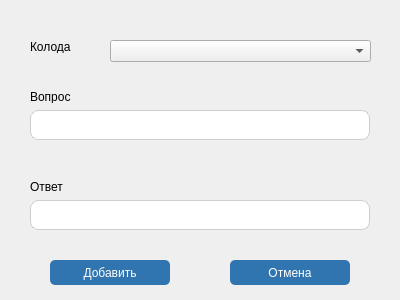
This is add_card/add_card.ui in vladislavvasyukov/Memorigo as Qt 5 draws it before an edit. The edited form follows.
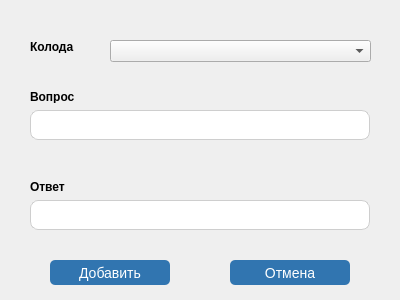
This is the edited form.

The edit to the form file:
```diff
--- a/add_card/add_card.ui
+++ b/add_card/add_card.ui
@@ -25,9 +25,8 @@
    <property name="styleSheet">
     <string notr="true">color: #fff;
 text-decoration: none; 
-user-select: none;
 background-color: #3175b0;
-fon-size: 14px;
+font-size: 14px;
 border-radius: 5px;</string>
    </property>
    <property name="text">
@@ -46,9 +45,8 @@
    <property name="styleSheet">
     <string notr="true">color: #fff;
 text-decoration: none; 
-user-select: none;
 background-color: #3175b0;
-fon-size: 14px;
+font-size: 14px;
 border-radius: 5px;</string>
    </property>
    <property name="text">
@@ -64,6 +62,10 @@
      <height>13</height>
     </rect>
    </property>
+   <property name="styleSheet">
+    <string notr="true">font-size: 12px;
+font-weight: 900;</string>
+   </property>
    <property name="text">
     <string>Вопрос</string>
    </property>
@@ -77,6 +79,10 @@
      <height>13</height>
     </rect>
    </property>
+   <property name="styleSheet">
+    <string notr="true">font-size: 12px;
+font-weight: 900;</string>
+   </property>
    <property name="text">
     <string>Ответ</string>
    </property>
@@ -100,6 +106,10 @@
      <height>13</height>
     </rect>
    </property>
+   <property name="styleSheet">
+    <string notr="true">font-size: 12px;
+font-weight: 900;</string>
+   </property>
    <property name="text">
     <string>Колода</string>
    </property>
```
